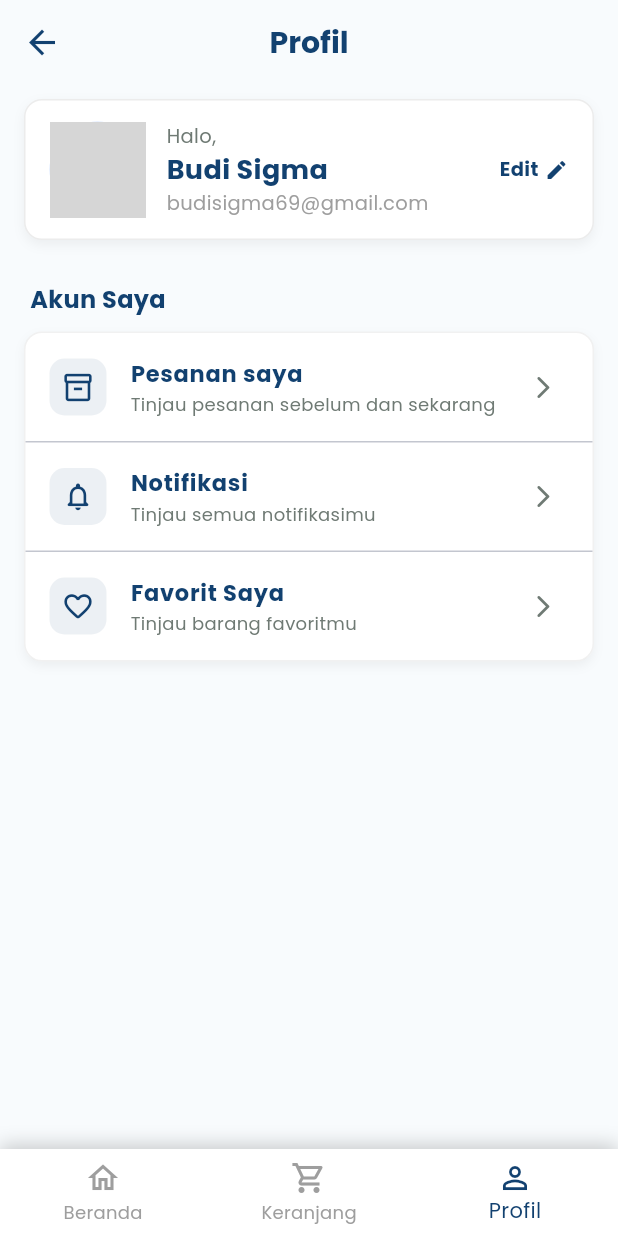
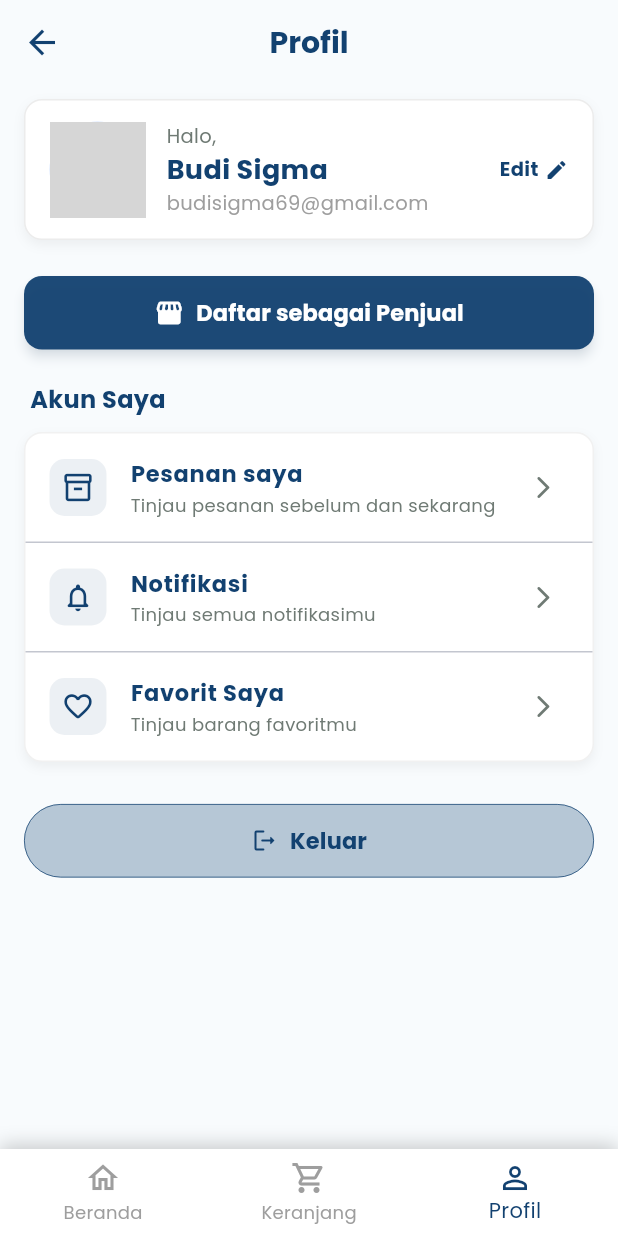
Before and after one commit to Rafael-Sinaga/ravello, a Flutter app: the ProfilePage screen opened by its route, on a phone screen of 412 x 824 dp. Run offline on Flutter 3.47's test engine with Material 3 defaults, Android fonts, the phone set to English and light mode, and no system bars; grey boxes are pictures that could not be loaded.

Commit message:
pa bae dah

```diff
--- a/lib/pages/profile_page.dart
+++ b/lib/pages/profile_page.dart
@@ -127,7 +127,38 @@ class ProfilePage extends StatelessWidget {
                   ],
                 ),
               ),
-              const SizedBox(height: 28),
+
+              const SizedBox(height: 24),
+
+              // === Tombol Daftar Sebagai Penjual ===
+              Container(
+                width: double.infinity,
+                margin: const EdgeInsets.only(bottom: 22),
+                child: ElevatedButton.icon(
+                  onPressed: () {
+                    // Arahkan ke halaman pendaftaran penjual
+                    Navigator.pushNamed(context, '/seller_register');
+                  },
+                  icon: const Icon(Icons.storefront_rounded, size: 20),
+                  label: const Text(
+                    'Daftar sebagai Penjual',
+                    style: TextStyle(
+                      fontSize: 15,
+                      fontWeight: FontWeight.w600,
+                    ),
+                  ),
+                  style: ElevatedButton.styleFrom(
+                    backgroundColor: primaryColor.withOpacity(0.95),
+                    foregroundColor: Colors.white,
+                    padding: const EdgeInsets.symmetric(vertical: 14),
+                    shape: RoundedRectangleBorder(
+                      borderRadius: BorderRadius.circular(12),
+                    ),
+                    elevation: 3,
+                    shadowColor: primaryColor.withOpacity(0.25),
+                  ),
+                ),
+              ),
 
               // === Judul Akun Saya ===
               const Padding(
@@ -195,6 +226,37 @@ class ProfilePage extends StatelessWidget {
                   ],
                 ),
               ),
+
+              const SizedBox(height: 28),
+
+              // === Tombol Keluar ===
+              Center(
+                child: SizedBox(
+                  width: double.infinity,
+                  child: TextButton.icon(
+                    onPressed: () {
+                      // log out logic nanti di sini
+                    },
+                    icon: const Icon(Icons.logout_rounded, color: primaryColor),
+                    label: const Text(
+                      'Keluar',
+                      style: TextStyle(
+                        color: primaryColor,
+                        fontWeight: FontWeight.w700,
+                        fontSize: 15,
+                      ),
+                    ),
+                    style: TextButton.styleFrom(
+                      backgroundColor: const Color(0xFFB6C7D6), // abu kebiruan lembut
+                      padding: const EdgeInsets.symmetric(vertical: 14),
+                      shape: RoundedRectangleBorder(
+                        borderRadius: BorderRadius.circular(50), // pill shape
+                        side: const BorderSide(color: primaryColor, width: 0.5),
+                      ),
+                    ),
+                  ),
+                ),
+              ),
             ],
           ),
         ),
```
